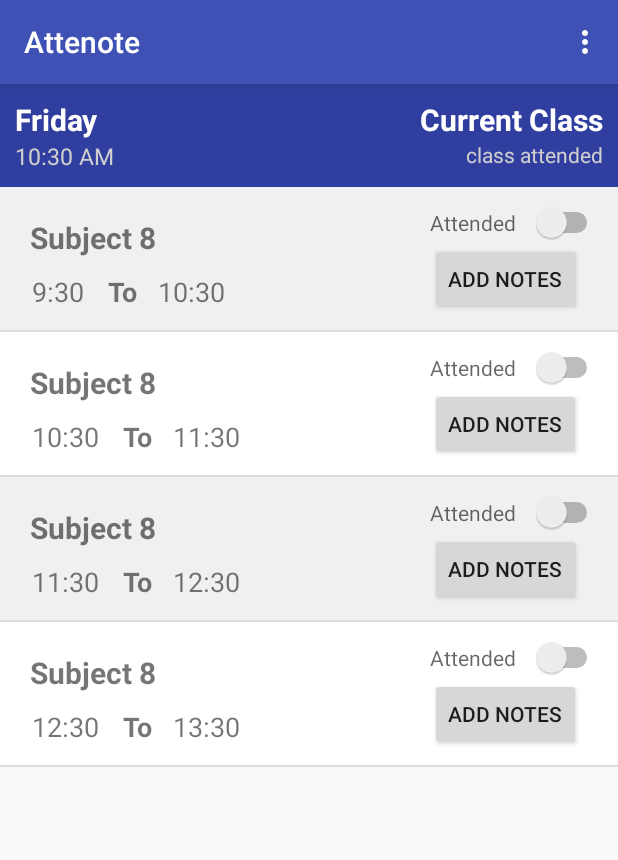
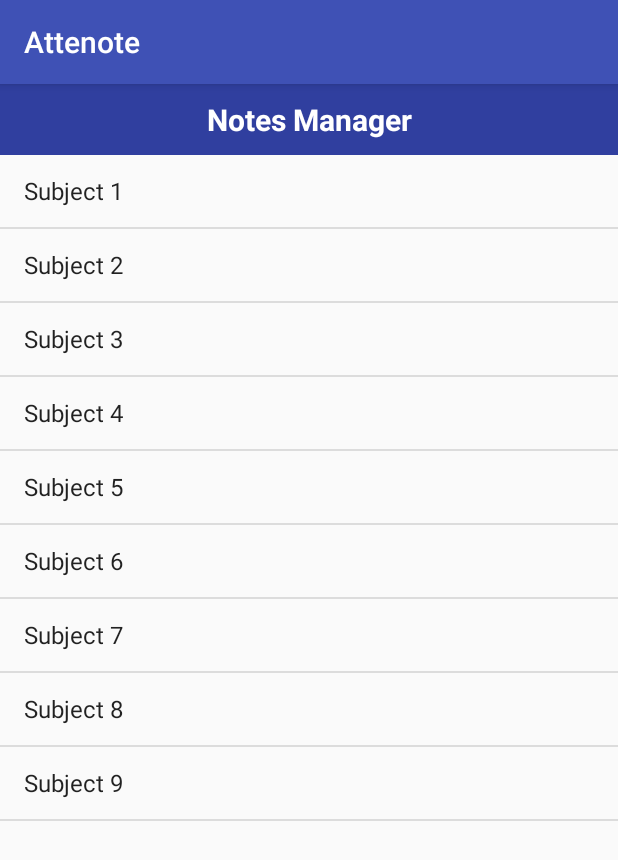
Before and after one commit to tanmay-des/Attenote, an Android app: the screen it shows after launch (DailyNoteActivity before the commit, NotesViewerActivity after it), in the options menu, after a tap on "Notes Manager", on a phone screen of 412 x 824 dp. Shown: the top 860 px of the screen. Run offline under Robolectric (Android 15) with nearby library versions, the phone set to English and light mode, and no system bars.

Commit message:
Integerated Notes Manager List View in the Menu Item from SQLite Database

```diff
--- a/app/src/main/java/com/infinitequarks/tgz/attenote/DailyNoteActivity.java
+++ b/app/src/main/java/com/infinitequarks/tgz/attenote/DailyNoteActivity.java
@@ -126,6 +126,8 @@ public class DailyNoteActivity extends AppCompatActivity {
                 break;
 
             case R.id.link_notes_manager:
+                Intent i1= new Intent(this,NotesViewerActivity.class);
+                startActivity(i1);
                 break;
 
 
--- /dev/null
+++ b/app/src/main/java/com/infinitequarks/tgz/attenote/NotesViewerActivity.java
@@ -0,0 +1,65 @@
+package com.infinitequarks.tgz.attenote;
+
+import android.content.Intent;
+import android.database.Cursor;
+import android.support.v7.app.AppCompatActivity;
+import android.os.Bundle;
+import android.view.View;
+import android.widget.AdapterView;
+import android.widget.ArrayAdapter;
+import android.widget.ListView;
+import android.widget.Toast;
+
+import com.infinitequarks.tgz.attenote.database.AttenoteDatabase;
+
+import java.util.ArrayList;
+
+public class NotesViewerActivity extends AppCompatActivity {
+
+    AttenoteDatabase mDatabase;
+    private ArrayList<String> values  = new ArrayList<>();
+    private ListView mListView ;
+    private Subject subject = new Subject();
+    @Override
+    protected void onCreate(Bundle savedInstanceState) {
+        super.onCreate(savedInstanceState);
+        setContentView(R.layout.activity_notes_viewer);
+        mDatabase = new AttenoteDatabase(this);
+
+        Cursor res = mDatabase.getData(subject);
+        while (res.moveToNext()){
+            values.add(res.getString(1));
+        }
+
+        mListView = (ListView) findViewById(R.id.notes_list);
+
+        ArrayAdapter<String> adapter = new ArrayAdapter<String>(this,
+                android.R.layout.simple_list_item_1, android.R.id.text1, values);
+
+        mListView.setAdapter(adapter);
+
+        mListView.setOnItemClickListener(new AdapterView.OnItemClickListener() {
+
+            @Override
+            public void onItemClick(AdapterView<?> parent, View view,
+                                    int position, long id) {
+
+                // ListView Clicked item index
+                int itemPosition  = position;
+
+                // ListView Clicked item value
+                String  itemValue  = (String) mListView.getItemAtPosition(position);
+
+                Intent intent = SingleNoteViewActivity.getIntent(view.getContext(),itemValue);
+                startActivity(intent);
+
+                // Show Alert
+//                Toast.makeText(getApplicationContext(),
+//                        "Position :"+itemPosition+"  ListItem : " +itemValue , Toast.LENGTH_LONG)
+//                        .show();
+
+            }
+
+        });
+    }
+}
--- a/app/src/main/java/com/infinitequarks/tgz/attenote/database/AttenoteDatabase.java
+++ b/app/src/main/java/com/infinitequarks/tgz/attenote/database/AttenoteDatabase.java
@@ -347,6 +347,12 @@ public class AttenoteDatabase extends SQLiteOpenHelper {
         return ret;
     }
 
+    public Cursor getNotesForSubject(String subject){
+        SQLiteDatabase db = this.getWritableDatabase();
+        Cursor res = db.rawQuery("select * from "+ NotesTable.NAME +  " where subjectName = "+"'"+subject+"'",null);
+        return res;
+    }
+
     public void notesUpdater(String notes,String title,String mDate, String subjectName){
 
         SQLiteDatabase db = this.getWritableDatabase();
--- /dev/null
+++ b/app/src/main/res/layout/activity_notes_viewer.xml
@@ -0,0 +1,30 @@
+<?xml version="1.0" encoding="utf-8"?>
+<LinearLayout
+    xmlns:android="http://schemas.android.com/apk/res/android"
+    xmlns:tools="http://schemas.android.com/tools"
+    android:id="@+id/activity_notes_manager"
+    android:layout_width="match_parent"
+    android:layout_height="match_parent"
+    android:orientation="vertical"
+    tools:context="com.infinitequarks.tgz.attenote.AttendanceManagerActivity">
+    <TextView
+        android:layout_width="match_parent"
+        android:layout_height="wrap_content"
+        android:textAlignment="center"
+        android:padding="10sp"
+        android:textSize="20sp"
+        android:textColor="@color/white"
+        android:textStyle="bold"
+        android:background="@color/colorPrimaryDark"
+        android:text="Notes Manager"/>
+
+    <ListView
+        android:layout_width="match_parent"
+
+        android:id="@+id/notes_list"
+        android:orientation="vertical"
+        android:layout_height="match_parent">
+
+    </ListView>
+
+</LinearLayout>
```
Also changed, not shown: app/src/main/AndroidManifest.xml (+4 -3 lines), app/src/main/java/com/infinitequarks/tgz/attenote/NoteListAdapter.java (added, +64 -0 lines), app/src/main/java/com/infinitequarks/tgz/attenote/NotesItem.java (added, +41 -0 lines), app/src/main/java/com/infinitequarks/tgz/attenote/SingleNoteViewActivity.java (added, +59 -0 lines), app/src/main/res/layout/activity_single_note_view.xml (added, +30 -0 lines), app/src/main/res/layout/note_single_list_item.xml (added, +46 -0 lines).
